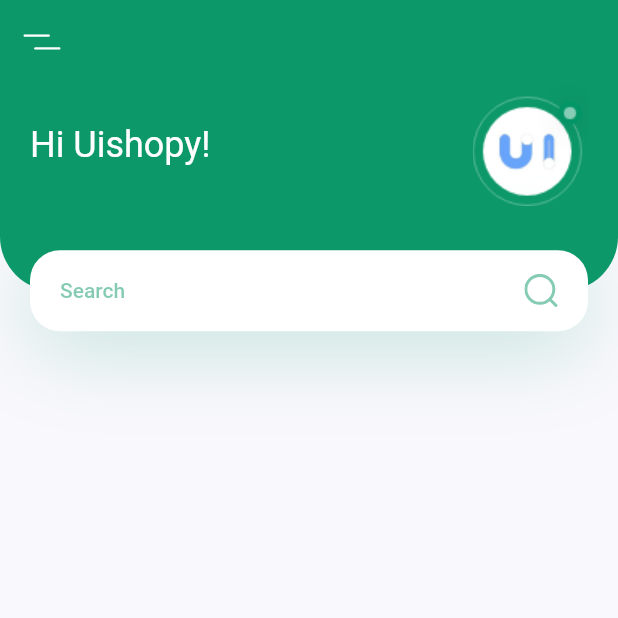
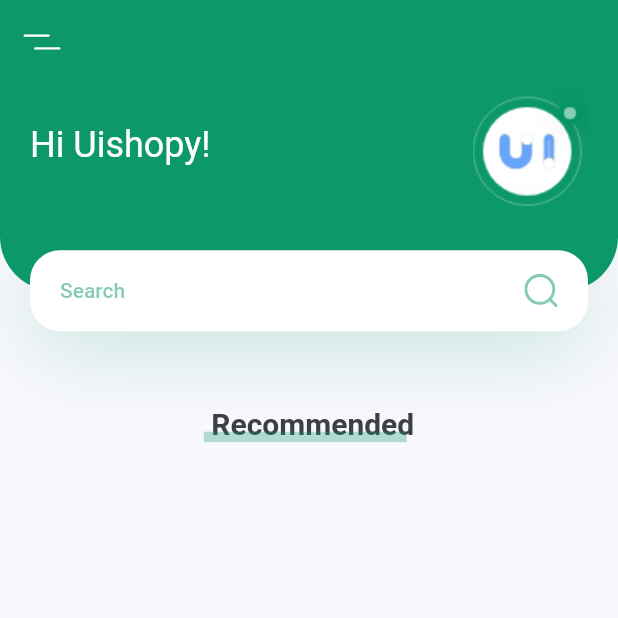
Before and after one commit to songhee24/plant_app_ui, a Flutter app: the screen it shows after launch, on a phone screen of 412 x 824 dp, the top half of it. Run offline on Flutter 3.47's test engine with Material 2 defaults, Android fonts, the phone set to English and light mode, and no system bars; our stand-ins replace flutter_svg.

Commit message:
TitleWithCustomUnderline component created

```diff
--- a/lib/screens/home/components/body.dart
+++ b/lib/screens/home/components/body.dart
@@ -1,4 +1,5 @@
 import 'package:flutter/material.dart';
+import 'package:plant_app_ui/constants.dart';
 import 'package:plant_app_ui/screens/home/components/header_with_search_box.dart';
 
 ///  Created by mac on 14/8/23.
@@ -11,8 +12,45 @@ class Body extends StatelessWidget {
       child: Column(
         children: <Widget>[
           HeaderWithSearchBox(),
+          TitleWithCustomUnderline(title: 'Recommended'),
         ],
       ),
     );
   }
 }
+
+class TitleWithCustomUnderline extends StatelessWidget {
+  final String title;
+  const TitleWithCustomUnderline({super.key, required this.title});
+
+  @override
+  Widget build(BuildContext context) {
+    return SizedBox(
+      height: 24,
+      child: Stack(
+        children: [
+          Padding(
+            padding: const EdgeInsets.only(left: kDefaultPadding / 4),
+            child: Text(
+              title,
+              style: const TextStyle(
+                fontSize: 20,
+                fontWeight: FontWeight.bold,
+              ),
+            ),
+          ),
+          Positioned(
+            bottom: 0,
+            left: 0,
+            right: 0,
+            child: Container(
+              margin: const EdgeInsets.only(right: kDefaultPadding / 4),
+              height: 7,
+              color: kPrimaryColor.withOpacity(0.3),
+            ),
+          )
+        ],
+      ),
+    );
+  }
+}
```
